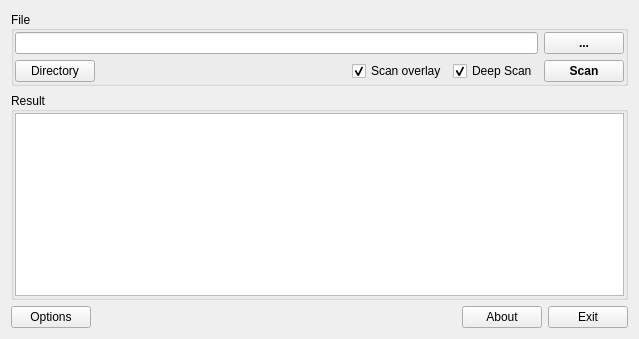
Qt form gui_source/guimainwindow.ui (horsicq/Nauz-File-Detector) before a commit.
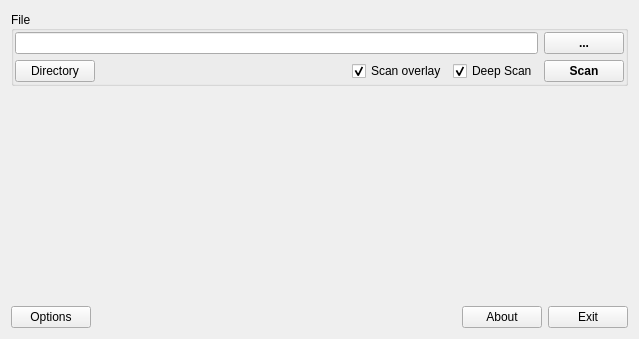
The same form after that commit. Custom widgets are drawn as their Qt base class.

Diff of the .ui file:
```diff
--- a/gui_source/guimainwindow.ui
+++ b/gui_source/guimainwindow.ui
@@ -121,49 +121,13 @@
      </widget>
     </item>
     <item>
-     <widget class="QGroupBox" name="groupBoxResult">
-      <property name="title">
-       <string>Result</string>
+     <widget class="FormResult" name="widgetResult" native="true">
+      <property name="sizePolicy">
+       <sizepolicy hsizetype="Expanding" vsizetype="Expanding">
+        <horstretch>0</horstretch>
+        <verstretch>0</verstretch>
+       </sizepolicy>
       </property>
-      <property name="alignment">
-       <set>Qt::AlignLeading|Qt::AlignLeft|Qt::AlignVCenter</set>
-      </property>
-      <layout class="QVBoxLayout" name="verticalLayout_2">
-       <property name="leftMargin">
-        <number>1</number>
-       </property>
-       <property name="topMargin">
-        <number>1</number>
-       </property>
-       <property name="rightMargin">
-        <number>1</number>
-       </property>
-       <property name="bottomMargin">
-        <number>1</number>
-       </property>
-       <item>
-        <widget class="QTreeView" name="treeViewResult">
-         <property name="styleSheet">
-          <string notr="true">border-bottom: 1px solid black;</string>
-         </property>
-         <property name="verticalScrollBarPolicy">
-          <enum>Qt::ScrollBarAsNeeded</enum>
-         </property>
-         <property name="editTriggers">
-          <set>QAbstractItemView::NoEditTriggers</set>
-         </property>
-         <property name="selectionMode">
-          <enum>QAbstractItemView::NoSelection</enum>
-         </property>
-         <property name="selectionBehavior">
-          <enum>QAbstractItemView::SelectRows</enum>
-         </property>
-         <property name="headerHidden">
-          <bool>true</bool>
-         </property>
-        </widget>
-       </item>
-      </layout>
      </widget>
     </item>
     <item>
@@ -221,6 +185,14 @@
   </widget>
  </widget>
  <layoutdefault spacing="6" margin="11"/>
+ <customwidgets>
+  <customwidget>
+   <class>FormResult</class>
+   <extends>QWidget</extends>
+   <header>formresult.h</header>
+   <container>1</container>
+  </customwidget>
+ </customwidgets>
  <resources/>
  <connections/>
 </ui>
```
